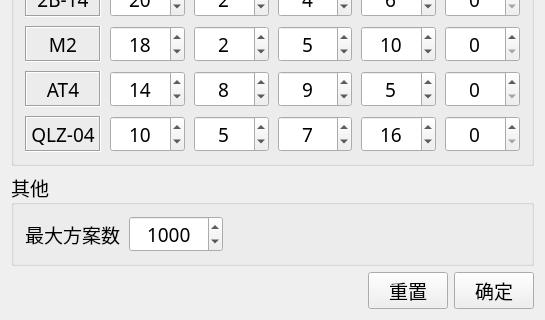
xxzl0130/CodeX, file CodeX/SettingWindow.ui: the form before one commit; both pictures show x 0 to 545 and y 206 to 526 of the 545 by 526 pixel window.
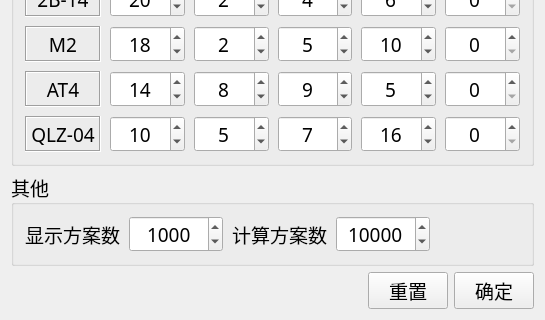
The form after the commit.

Patch:
```diff
--- a/CodeX/SettingWindow.ui
+++ b/CodeX/SettingWindow.ui
@@ -7,7 +7,7 @@
     <x>0</x>
     <y>0</y>
     <width>545</width>
-    <height>389</height>
+    <height>306</height>
    </rect>
   </property>
   <property name="sizePolicy">
@@ -629,7 +629,7 @@
       <item>
        <widget class="QLabel" name="label">
         <property name="text">
-         <string>最大方案数</string>
+         <string>显示方案数</string>
         </property>
        </widget>
       </item>
@@ -649,6 +649,29 @@
         </property>
        </widget>
       </item>
+      <item>
+       <widget class="QLabel" name="label_14">
+        <property name="text">
+         <string>计算方案数</string>
+        </property>
+       </widget>
+      </item>
+      <item>
+       <widget class="QSpinBox" name="maxSpinBox">
+        <property name="alignment">
+         <set>Qt::AlignCenter</set>
+        </property>
+        <property name="maximum">
+         <number>100000000</number>
+        </property>
+        <property name="singleStep">
+         <number>1000</number>
+        </property>
+        <property name="value">
+         <number>10000</number>
+        </property>
+       </widget>
+      </item>
       <item>
        <spacer name="horizontalSpacer_2">
         <property name="orientation">
```
